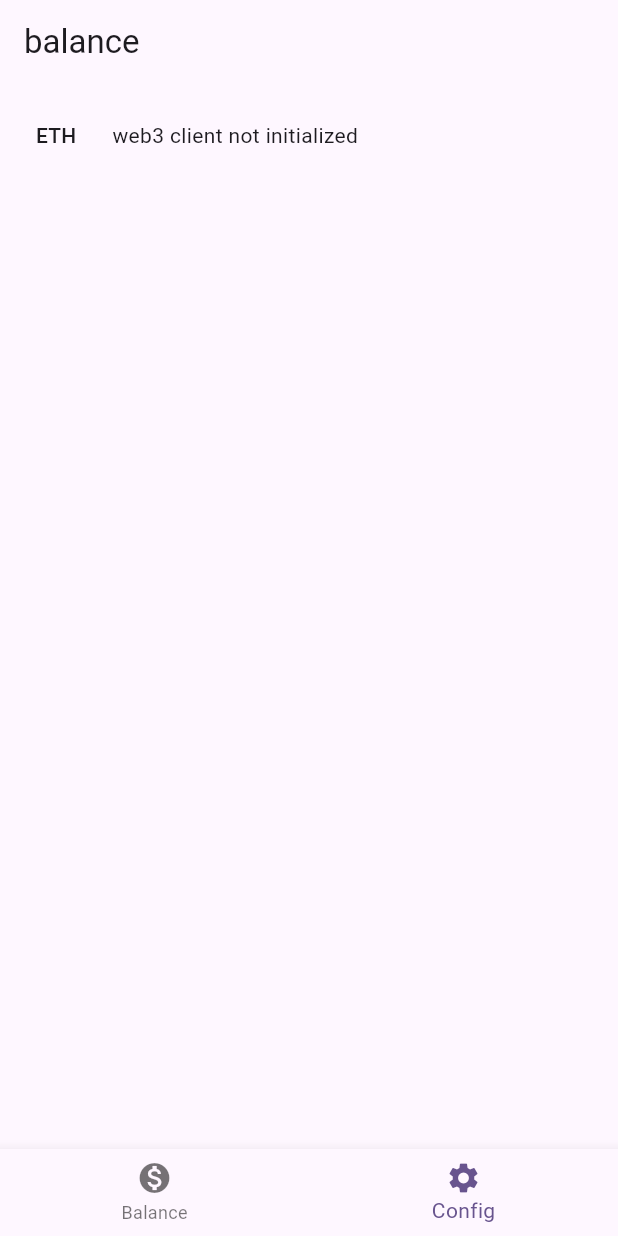
After one commit to akio-code/flutter_web3, a Flutter app: the screen it shows after launch, on a phone screen of 412 x 824 dp. The commit adds this screen. Run offline on Flutter 3.47's test engine with Material 2 defaults, Android fonts, the phone set to English and light mode, and no system bars; our stand-ins replace bloc, flutter_bloc; missing offline and left inert: web3dart.

Commit message:
feat: added balance page

```diff
--- a/lib/app.dart
+++ b/lib/app.dart
@@ -1,6 +1,6 @@
-import 'package:flutter/cupertino.dart';
 import 'package:flutter/material.dart';
 import 'package:flutter_bloc/flutter_bloc.dart';
+import 'package:flutter_rental_blockchain/balance/balance_page.dart';
 import 'package:flutter_rental_blockchain/config/bloc/config_bloc.dart';
 import 'package:flutter_rental_blockchain/config/config_page.dart';
 
@@ -37,9 +37,7 @@ class _AppState extends State<App> {
           controller: _pageController,
           onPageChanged: _updatePageIndex,
           children: const [
-            Center(
-              child: Text('Balance'),
-            ),
+            BalancePage(),
             ConfigPage(),
           ],
         ),
--- /dev/null
+++ b/lib/balance/balance_page.dart
@@ -0,0 +1,71 @@
+import 'dart:math';
+
+import 'package:flutter/material.dart';
+import 'package:flutter_bloc/flutter_bloc.dart';
+import 'package:flutter_rental_blockchain/config/bloc/config_bloc.dart';
+import 'package:web3dart/web3dart.dart';
+
+class BalancePage extends StatefulWidget {
+  const BalancePage({super.key});
+
+  @override
+  State<BalancePage> createState() => _BalancePageState();
+}
+
+class _BalancePageState extends State<BalancePage> {
+  void getBalance() {}
+
+  @override
+  Widget build(BuildContext context) {
+    return Scaffold(
+      appBar: AppBar(
+        title: const Text('balance'),
+      ),
+      body: ListView(
+        padding: const EdgeInsets.all(24),
+        children: [
+          Row(
+            children: [
+              Padding(
+                padding: const EdgeInsets.only(right: 24),
+                child: Text(
+                  'ETH',
+                  style: Theme.of(context).textTheme.labelLarge,
+                ),
+              ),
+              Expanded(
+                child: BlocBuilder<ConfigBloc, ConfigState>(
+                  builder: (context, state) {
+                    if (state.web3client == null || state.address == null) {
+                      return const Text('web3 client not initialized');
+                    } else {
+                      return FutureBuilder<EtherAmount>(
+                        future: state.web3client?.getBalance(state.address!),
+                        builder: (context, snapshot) {
+                          if (snapshot.connectionState ==
+                              ConnectionState.waiting) {
+                            return const CircularProgressIndicator();
+                          } else if (snapshot.hasError) {
+                            return SelectableText(
+                              'an error has occurred: ${snapshot.error}',
+                            );
+                          } else {
+                            return SelectableText(
+                              '${snapshot.data!.getInWei / BigInt.from(pow(10, 18))}',
+                              style: Theme.of(context).textTheme.headlineSmall,
+                              textAlign: TextAlign.right,
+                            );
+                          }
+                        },
+                      );
+                    }
+                  },
+                ),
+              ),
+            ],
+          ),
+        ],
+      ),
+    );
+  }
+}
--- a/lib/config/bloc/config_bloc.dart
+++ b/lib/config/bloc/config_bloc.dart
@@ -44,7 +44,7 @@ class ConfigBloc extends Bloc<ConfigEvent, ConfigState> {
     SaveConfig event,
     Emitter<ConfigState> emit,
   ) {
-    final web3client = Web3Client(state.privateKey, Client());
+    final web3client = Web3Client(state.rpcServer, Client());
     final credentials = EthPrivateKey.fromHex(state.privateKey);
     final address = credentials.address;
 
--- a/lib/config/config_page.dart
+++ b/lib/config/config_page.dart
@@ -60,8 +60,7 @@ class _ConfigPageState extends State<ConfigPage> {
               return Padding(
                 padding: const EdgeInsets.only(top: 24),
                 child: SelectableText(
-                  configBloc.state.address?.toString() ??
-                      'no available address',
+                  configBloc.state.address?.hexEip55 ?? 'no available address',
                   style: Theme.of(context).textTheme.titleLarge,
                 ),
               );
```
